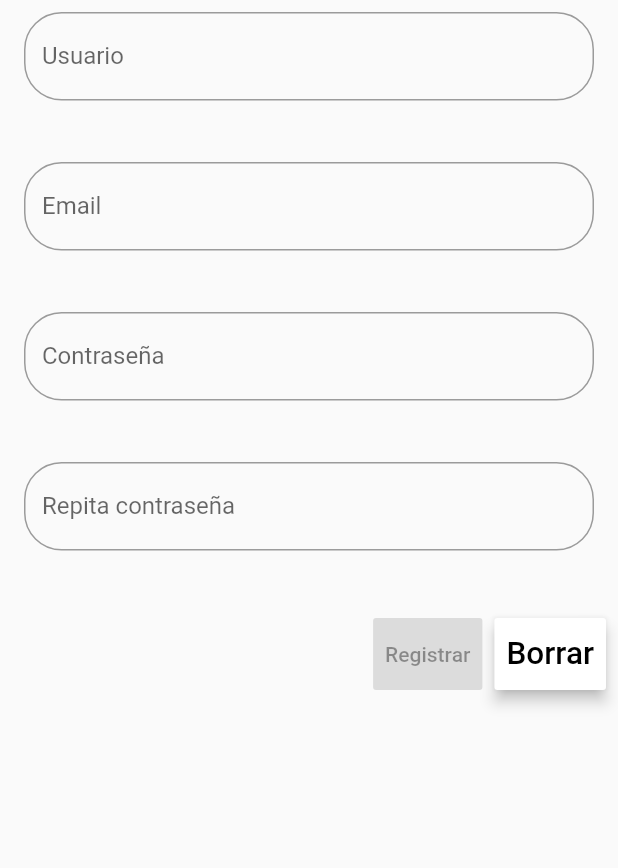
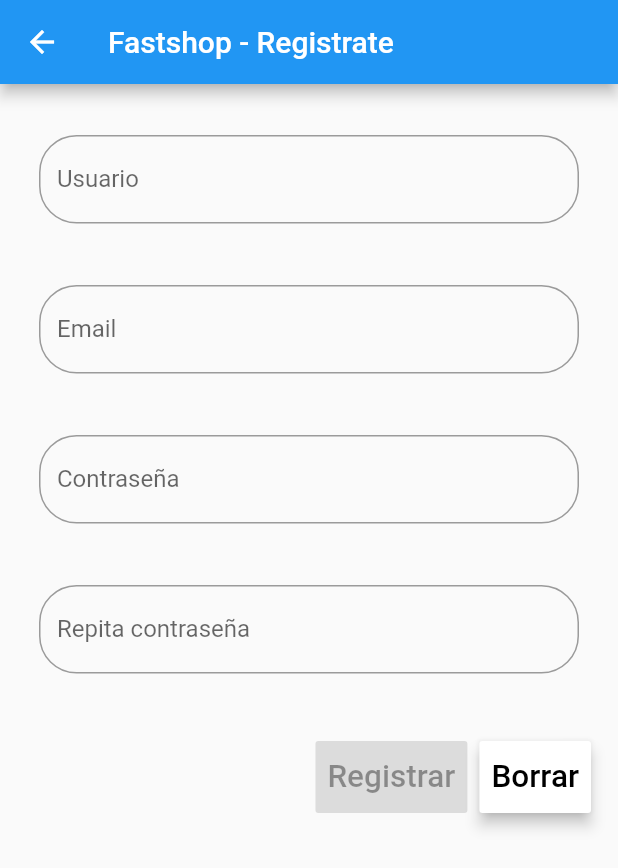
Before and after one commit to kfarsoft/FastshopBlocFlutter, a Flutter app: the RegistrationForm screen opened directly, on a phone screen of 412 x 824 dp. Shown: the top 868 px of the screen. Run offline on Flutter 3.47's test engine with Material 2 defaults, Android fonts, the phone set to English and light mode, and no system bars; our stand-ins replace equatable, numberpicker, rxdart, shared_preferences; accounts and stored records are empty.

Commit message:
Terminado el registration form

```diff
--- a/lib/blocs/registration/registration_event.dart
+++ b/lib/blocs/registration/registration_event.dart
@@ -4,20 +4,14 @@ class RegistrationEvent extends BlocEvent {
   RegistrationEvent({
     this.event,
     this.username,
-    this.name,
-    this.lastname,
     this.email,
     this.password,
-    this.doc,
   });
 
   final RegistrationEventType event;
   final String username;
-  final String name;
-  final String lastname;
   final String email;
   final String password;
-  final String doc;
 }
 
 enum RegistrationEventType {
--- a/lib/blocs/registration/registration_form_bloc.dart
+++ b/lib/blocs/registration/registration_form_bloc.dart
@@ -3,37 +3,28 @@ import 'package:fastshop/bloc_helpers/bloc_provider.dart';
 import 'package:fastshop/validators/validators_all.dart';
 import 'package:rxdart/rxdart.dart';
 
-class RegistrationFormBloc extends Object with EmailValidator, PasswordValidator, UsernameValidator, NameValidator, DocumentValidator implements BlocBase {
+class RegistrationFormBloc extends Object with EmailValidator, PasswordValidator, UsernameValidator implements BlocBase {
 
   final BehaviorSubject<String> _usernameController = BehaviorSubject<String>();
-  final BehaviorSubject<String> _nameController  = BehaviorSubject<String>();
-  final BehaviorSubject<String> _lastnameController = BehaviorSubject<String>();
   final BehaviorSubject<String> _emailController = BehaviorSubject<String>();
   final BehaviorSubject<String> _passwordController = BehaviorSubject<String>();
   final BehaviorSubject<String> _passwordConfirmController = BehaviorSubject<String>();
-  final BehaviorSubject<String> _docController = BehaviorSubject<String>();
 
   //
   //  Inputs
   //
   Function(String) get onUsernameChanged => _usernameController.sink.add;
-  Function(String) get onNameChanged => _nameController.sink.add;
-  Function(String) get onLastnameChanged => _lastnameController.sink.add;
   Function(String) get onEmailChanged => _emailController.sink.add;
   Function(String) get onPasswordChanged => _passwordController.sink.add;
   Function(String) get onRetypePasswordChanged => _passwordConfirmController.sink.add;
-  Function(String) get onDocChanged => _docController.sink.add;
 
   //
   // Validators
   //
   Stream<String> get username => _usernameController.stream.transform(validateUsername);
-  Stream<String> get name => _nameController.stream.transform(validateName);
-  Stream<String> get lastname => _lastnameController.stream.transform(validateName);
   Stream<String> get email => _emailController.stream.transform(validateEmail);
   Stream<String> get password => _passwordController.stream.transform(validatePassword);
-  Stream<String> get confirmPassword => _passwordConfirmController.stream.transform(validatePassword);
-  Stream<String> get doc => _docController.stream.transform(validateDocument)
+  Stream<String> get confirmPassword => _passwordConfirmController.stream.transform(validatePassword)
     .doOnData((String c){
       // If the password is accepted (after validation of the rules)
       // we need to ensure both password and retyped password match
@@ -45,25 +36,19 @@ class RegistrationFormBloc extends Object with EmailValidator, PasswordValidator
 
   //
   // Registration button
-  Stream<bool> get registerValid => Observable.combineLatest7(
+  Stream<bool> get registerValid => Observable.combineLatest4(
                                       username,
-                                      name,
-                                      lastname,
                                       email,
                                       password,
                                       confirmPassword,
-                                      doc,
-                                      (u, n, l, e, p, c, d) => true
+                                      (u, e, p, c) => true
                                     );
 
   @override
   void dispose() {
     _usernameController?.close();
-    _nameController?.close();
-    _lastnameController?.close();
     _emailController?.close();
     _passwordController?.close();
     _passwordConfirmController?.close();
-    _docController?.close();
   }
 }
--- a/lib/pages/registration_form.dart
+++ b/lib/pages/registration_form.dart
@@ -79,11 +79,22 @@ class _RegistrationFormState extends State<RegistrationForm> {
   }
 
   Widget _buildForm() {
-    return Form(
+    return Scaffold(
+      resizeToAvoidBottomInset : true,
+      appBar: AppBar(
+        title: Text('Fastshop - Registrate'),
+      ),
+      body: new Form(
+        child: Container(
+          constraints: new BoxConstraints.expand(),
+          padding: EdgeInsets.only(top: 10.0,left: 10.0,right: 10.0),
+          child: SingleChildScrollView(
+            child: Container(
               child: Column(
+                crossAxisAlignment: CrossAxisAlignment.center,
+                mainAxisAlignment: MainAxisAlignment.center,
                 children: <Widget>[
-
-          new SizedBox(height: 4),
+                  new SizedBox(height: 20),
                   //USERNAME
                   StreamBuilder<String>(
                       stream: _registrationFormBloc.username,
@@ -202,7 +213,7 @@ class _RegistrationFormState extends State<RegistrationForm> {
                               new SizedBox(
                                 height: 48.0,
                                 child: new RaisedButton(
-                        child: Text('Registrar'),
+                                child: const Text("Registrar", textScaleFactor: 1.5),
                                 color: Colors.white,
                                 elevation: 4.0,
                                 onPressed: (snapshot.hasData && snapshot.data == true)
@@ -232,6 +243,10 @@ class _RegistrationFormState extends State<RegistrationForm> {
                       ),
                 ],
               ),
+            ),
+          ),
+        ),
+      ),
     );
   }
 
--- a/lib/validators/validator_email.dart
+++ b/lib/validators/validator_email.dart
@@ -7,7 +7,7 @@ class EmailValidator {
     final RegExp emailExp = new RegExp(_kEmailRule);
 
     if (!emailExp.hasMatch(email) || email.isEmpty){
-      sink.addError('Enter a valid email');
+      sink.addError('Ingrese un email valido');
     } else {
       sink.add(email);
     }
--- a/lib/validators/validators_all.dart
+++ b/lib/validators/validators_all.dart
@@ -1,5 +1,3 @@
 export 'validator_email.dart';
 export 'validator_password.dart';
 export 'validator_username.dart';
-export 'validator_name.dart';
-export 'validator_document.dart';
```
Also changed, not shown: lib/pages/registration_page.dart (+1 -10 lines), lib/validators/validator_document.dart (deleted, +0 -15 lines), lib/validators/validator_lastname.dart (deleted, +0 -15 lines), lib/validators/validator_name.dart (deleted, +0 -15 lines), lib/validators/validator_password.dart (+4 -4 lines). Lines whose indentation alone changed are shown as unchanged.
